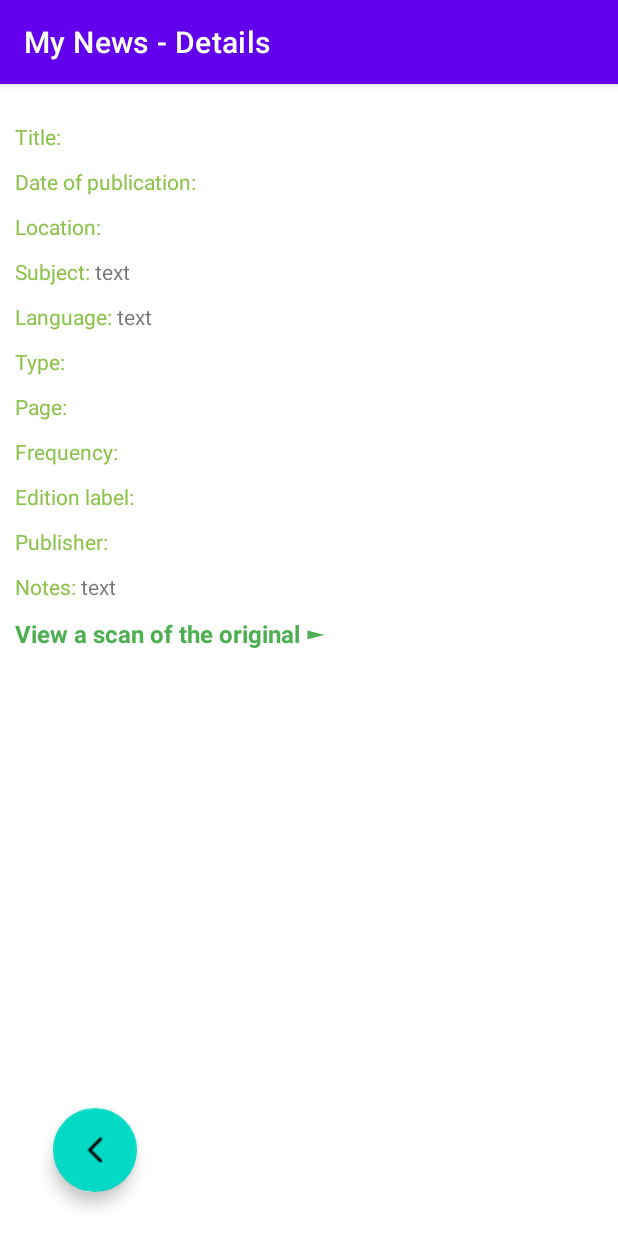
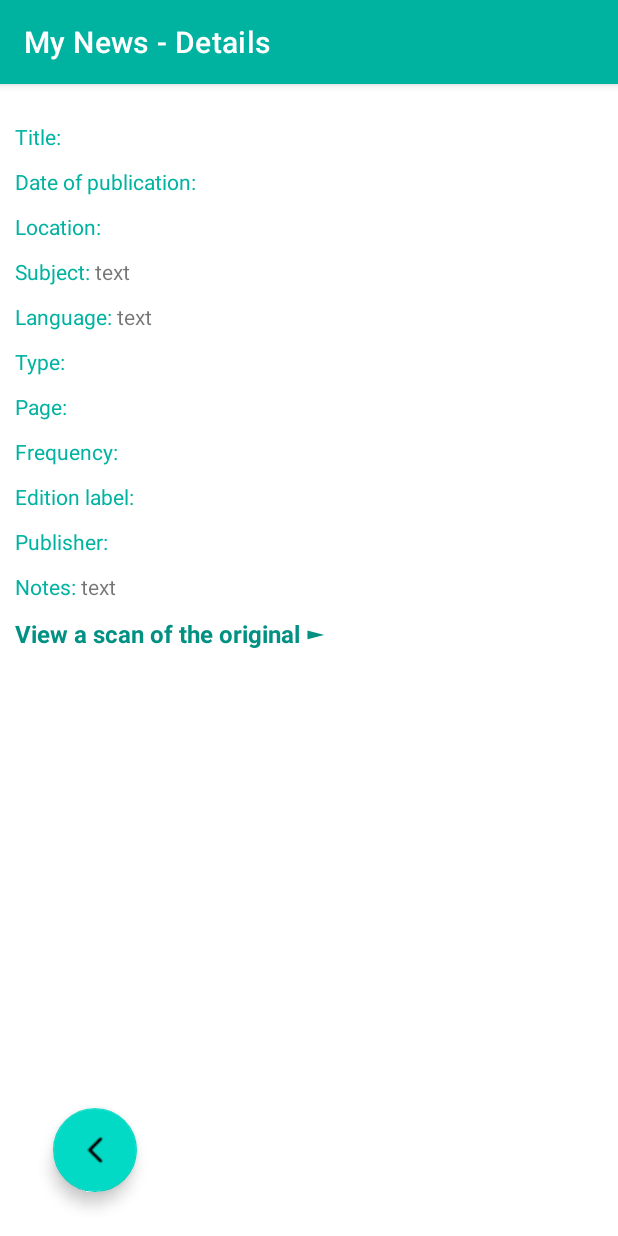
Before and after one commit to MigP/dev_2023_01, an Android app: the ArticleActivity screen opened directly, with no data from a screen before it, on a phone screen of 412 x 824 dp. Run offline under Robolectric (Android 15) with nearby library versions, the phone set to English and light mode, and no system bars; 3 statements that could not run were skipped.

Commit message:
Customised colour scheme

```diff
--- a/app/src/main/res/layout/activity_article.xml
+++ b/app/src/main/res/layout/activity_article.xml
@@ -34,7 +34,7 @@
                     android:layout_width="wrap_content"
                     android:layout_height="wrap_content"
                     android:text="Title: "
-                    android:textColor="#8BC34A" />
+                    android:textColor="#00B3A1" />
 
                 <TextView
                     android:id="@+id/itemTitle"
@@ -54,7 +54,7 @@
                     android:layout_width="wrap_content"
                     android:layout_height="wrap_content"
                     android:text="Date of publication: "
-                    android:textColor="#8BC34A" />
+                    android:textColor="#00B3A1" />
 
                 <TextView
                     android:id="@+id/itemDate"
@@ -74,7 +74,7 @@
                     android:layout_width="wrap_content"
                     android:layout_height="wrap_content"
                     android:text="Location: "
-                    android:textColor="#8BC34A" />
+                    android:textColor="#00B3A1" />
 
                 <TextView
                     android:id="@+id/itemPlace"
@@ -94,7 +94,7 @@
                     android:layout_width="wrap_content"
                     android:layout_height="wrap_content"
                     android:text="Subject: "
-                    android:textColor="#8BC34A" />
+                    android:textColor="#00B3A1" />
 
                 <TextView
                     android:id="@+id/itemSubject"
@@ -114,7 +114,7 @@
                     android:layout_width="wrap_content"
                     android:layout_height="wrap_content"
                     android:text="Language: "
-                    android:textColor="#8BC34A" />
+                    android:textColor="#00B3A1" />
 
                 <TextView
                     android:id="@+id/itemLanguage"
@@ -134,7 +134,7 @@
                     android:layout_width="wrap_content"
                     android:layout_height="wrap_content"
                     android:text="Type: "
-                    android:textColor="#8BC34A" />
+                    android:textColor="#00B3A1" />
 
                 <TextView
                     android:id="@+id/itemType"
@@ -154,7 +154,7 @@
                     android:layout_width="wrap_content"
                     android:layout_height="wrap_content"
                     android:text="Page: "
-                    android:textColor="#8BC34A" />
+                    android:textColor="#00B3A1" />
 
                 <TextView
                     android:id="@+id/itemPage"
@@ -174,7 +174,7 @@
                     android:layout_width="wrap_content"
                     android:layout_height="wrap_content"
                     android:text="Frequency: "
-                    android:textColor="#8BC34A" />
+                    android:textColor="#00B3A1" />
 
                 <TextView
                     android:id="@+id/itemFrequency"
@@ -194,7 +194,7 @@
                     android:layout_width="wrap_content"
                     android:layout_height="wrap_content"
                     android:text="Edition label: "
-                    android:textColor="#8BC34A" />
+                    android:textColor="#00B3A1" />
 
                 <TextView
                     android:id="@+id/itemLabel"
@@ -214,7 +214,7 @@
                     android:layout_width="wrap_content"
                     android:layout_height="wrap_content"
                     android:text="Publisher: "
-                    android:textColor="#8BC34A" />
+                    android:textColor="#00B3A1" />
 
                 <TextView
                     android:id="@+id/itemPublisher"
@@ -234,7 +234,7 @@
                     android:layout_width="wrap_content"
                     android:layout_height="wrap_content"
                     android:text="Notes: "
-                    android:textColor="#8BC34A" />
+                    android:textColor="#00B3A1" />
 
                 <TextView
                     android:id="@+id/itemNotes"
@@ -248,7 +248,7 @@
                 android:layout_width="wrap_content"
                 android:layout_height="wrap_content"
                 android:text="View the OCR in English ►"
-                android:textColor="#4CAF50"
+                android:textColor="#019183"
                 android:textSize="16sp"
                 android:textStyle="bold"
                 android:clickable="true"
@@ -261,7 +261,7 @@
                 android:layout_width="wrap_content"
                 android:layout_height="wrap_content"
                 android:text="View a scan of the original ►"
-                android:textColor="#4CAF50"
+                android:textColor="#019183"
                 android:textSize="16sp"
                 android:textStyle="bold"
                 android:clickable="true"
--- a/app/src/main/res/layout/activity_splashscreen.xml
+++ b/app/src/main/res/layout/activity_splashscreen.xml
@@ -40,7 +40,7 @@
         android:layout_width="wrap_content"
         android:layout_height="wrap_content"
         android:text="Welcome"
-        android:textColor="#2196F3"
+        android:textColor="#019183"
         android:textSize="65sp"
         android:textStyle="bold"
         app:layout_constraintBottom_toBottomOf="parent"
--- a/app/src/main/res/values/themes.xml
+++ b/app/src/main/res/values/themes.xml
@@ -2,8 +2,8 @@
     <!-- Base application theme. -->
     <style name="Theme.NewsAppTest" parent="Theme.MaterialComponents.DayNight.DarkActionBar">
         <!-- Primary brand color. -->
-        <item name="colorPrimary">@color/purple_500</item>
-        <item name="colorPrimaryVariant">@color/purple_700</item>
+        <item name="colorPrimary">#00B3A1</item>
+        <item name="colorPrimaryVariant">#019183</item>
         <item name="colorOnPrimary">@color/white</item>
         <!-- Secondary brand color. -->
         <item name="colorSecondary">@color/teal_200</item>
```
